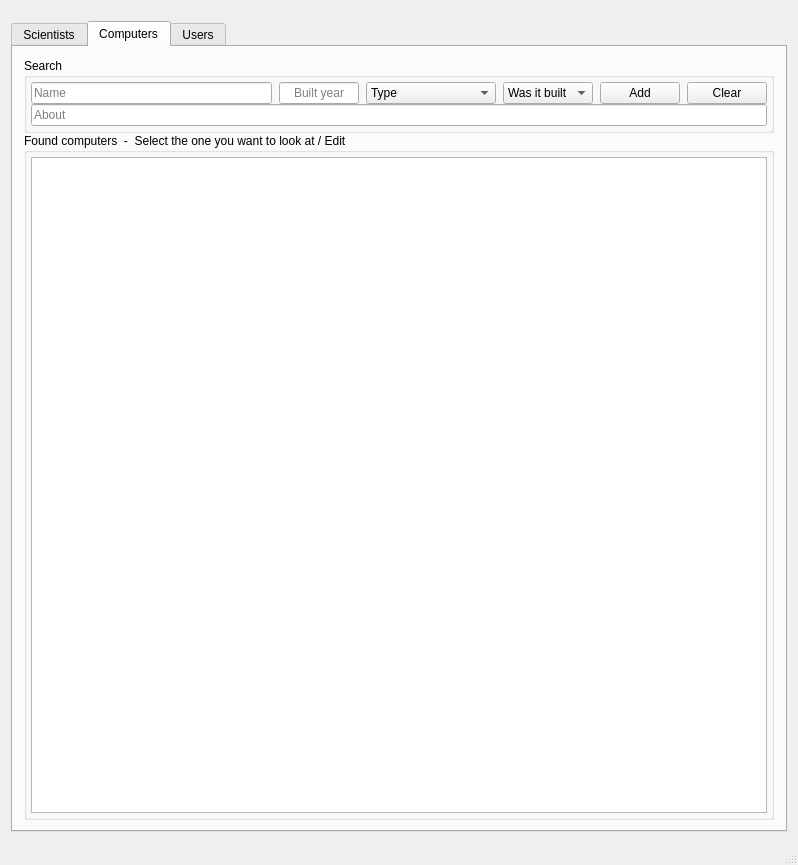
Old version of the form ComputerScientistsW1/mainwindow.ui in the repository Bosos/T-113-VLN1_Hopur3.
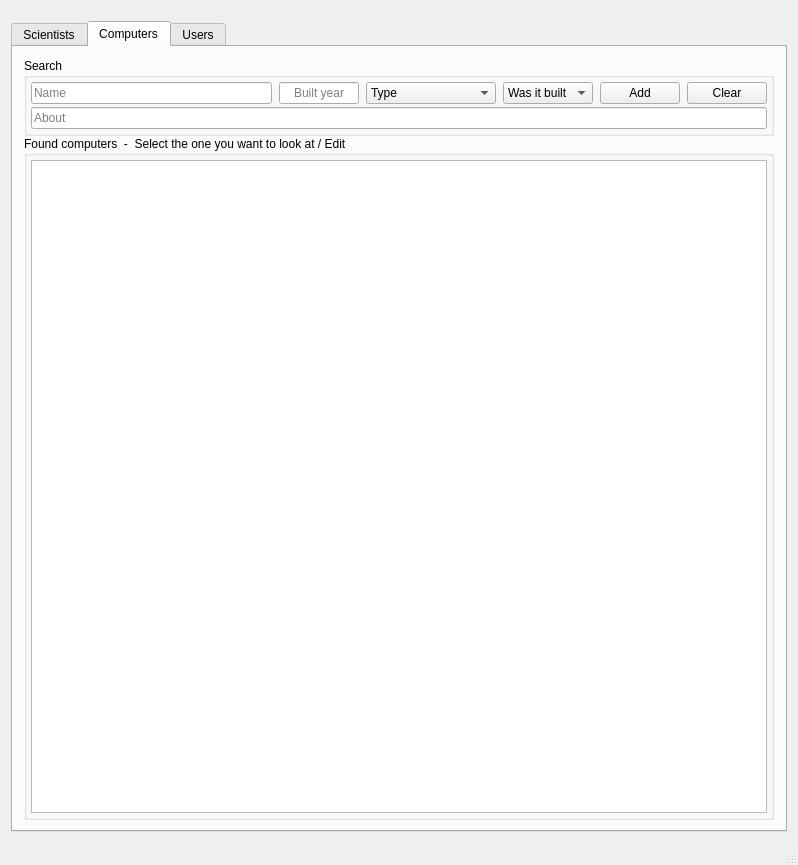
New version of the form. The open tabs and pages were chosen to show the change.

```diff
--- a/ComputerScientistsW1/mainwindow.ui
+++ b/ComputerScientistsW1/mainwindow.ui
@@ -265,7 +265,7 @@
               </property>
               <layout class="QVBoxLayout" name="verticalLayout_11">
                <property name="spacing">
-                <number>0</number>
+                <number>3</number>
                </property>
                <property name="leftMargin">
                 <number>4</number>
@@ -379,6 +379,12 @@
                </item>
                <item>
                 <widget class="QLineEdit" name="computerAboutlineEdit">
+                 <property name="minimumSize">
+                  <size>
+                   <width>0</width>
+                   <height>21</height>
+                  </size>
+                 </property>
                  <property name="placeholderText">
                   <string>About</string>
                  </property>
```
Left out of the diff: 56 changed lines with no effect on the pictures.
